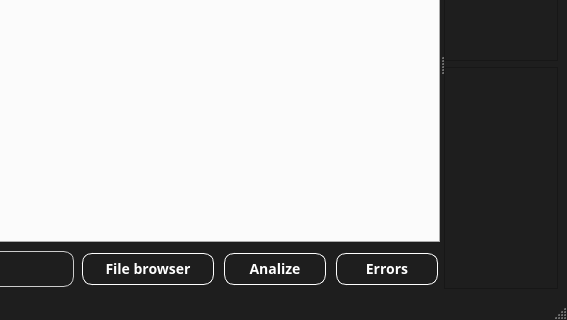
Before: the Qt Designer form Inter-pred-gui/form.ui in Somanath-SS/Inter_pred, drawn with Qt 5; both pictures show x 364 to 931 and y 190 to 510 of the 931 by 510 pixel window.
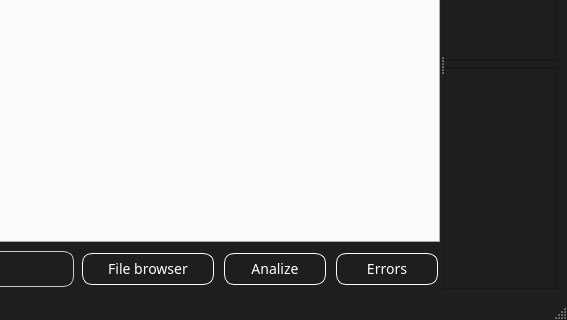
After: the same form once the commit is applied.

Commit message: change UI - change font to cascadia code, remove bolding from buttons

What changed in the file:
```diff
--- a/Inter-pred-gui/form.ui
+++ b/Inter-pred-gui/form.ui
@@ -478,9 +478,9 @@
              <widget class="QPushButton" name="FileBrowser">
               <property name="font">
                <font>
-                <family>Cascadia Code SemiBold</family>
+                <family>Cascadia Code</family>
                 <pointsize>-1</pointsize>
-                <bold>true</bold>
+                <bold>false</bold>
                </font>
               </property>
               <property name="cursor">
@@ -511,9 +511,9 @@
              <widget class="QPushButton" name="analizeButton">
               <property name="font">
                <font>
-                <family>Cascadia Code SemiBold</family>
+                <family>Cascadia Code</family>
                 <pointsize>-1</pointsize>
-                <bold>true</bold>
+                <bold>false</bold>
                </font>
               </property>
               <property name="styleSheet">
@@ -541,9 +541,9 @@
              <widget class="QPushButton" name="errorButton">
               <property name="font">
                <font>
-                <family>Cascadia Mono SemiBold</family>
+                <family>Cascadia Code</family>
                 <pointsize>-1</pointsize>
-                <bold>true</bold>
+                <bold>false</bold>
                </font>
               </property>
               <property name="autoFillBackground">
```
Left out of the diff: 4 changed lines with no effect on the pictures. The commit also changes 2 other files.
